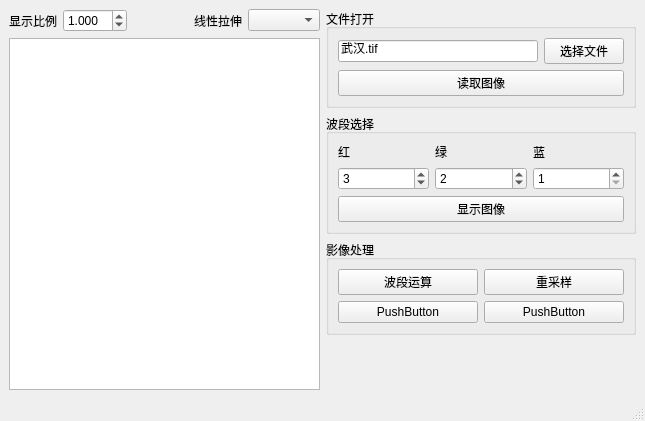
Above: MainWin.ui from QuinMeow/RSPCourse_CUG2022 before the change. Below: the same form after it.
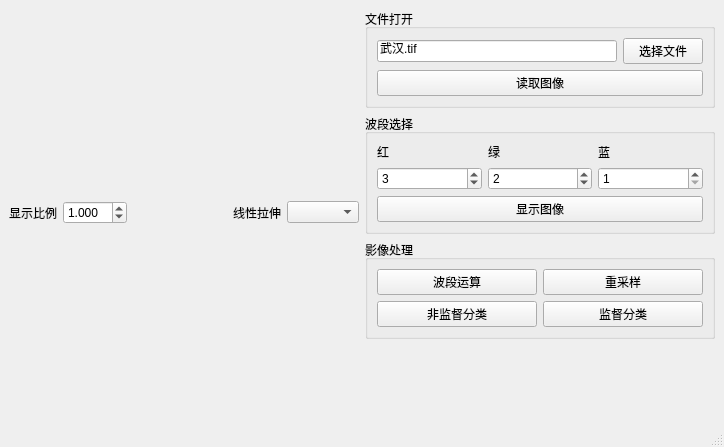
That is the form after the change.

Commit message: 完成监督分类

```diff
--- a/MainWin.ui
+++ b/MainWin.ui
@@ -6,8 +6,8 @@
    <rect>
     <x>0</x>
     <y>0</y>
-    <width>645</width>
-    <height>421</height>
+    <width>724</width>
+    <height>447</height>
    </rect>
   </property>
   <property name="windowTitle">
@@ -76,22 +76,6 @@
         </item>
        </layout>
       </item>
-      <item>
-       <widget class="QGraphicsView" name="MainView">
-        <property name="sizePolicy">
-         <sizepolicy hsizetype="Expanding" vsizetype="Expanding">
-          <horstretch>0</horstretch>
-          <verstretch>0</verstretch>
-         </sizepolicy>
-        </property>
-        <property name="minimumSize">
-         <size>
-          <width>200</width>
-          <height>200</height>
-         </size>
-        </property>
-       </widget>
-      </item>
      </layout>
     </item>
     <item>
@@ -246,14 +230,14 @@
          <item row="1" column="0">
           <widget class="QPushButton" name="pushButton_3">
            <property name="text">
-            <string>PushButton</string>
+            <string>非监督分类</string>
            </property>
           </widget>
          </item>
          <item row="1" column="1">
           <widget class="QPushButton" name="pushButton_4">
            <property name="text">
-            <string>PushButton</string>
+            <string>监督分类</string>
            </property>
           </widget>
          </item>
```
Left out of the diff: 6 changed lines with no effect on the pictures. The commit also changes 20 other files.
